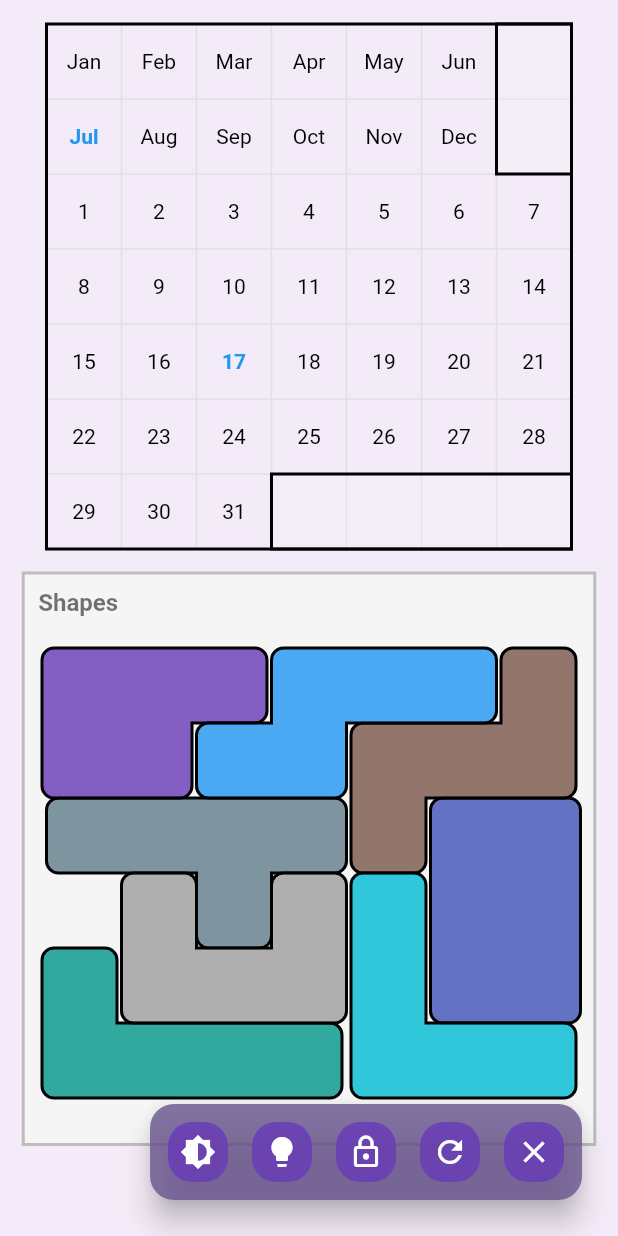
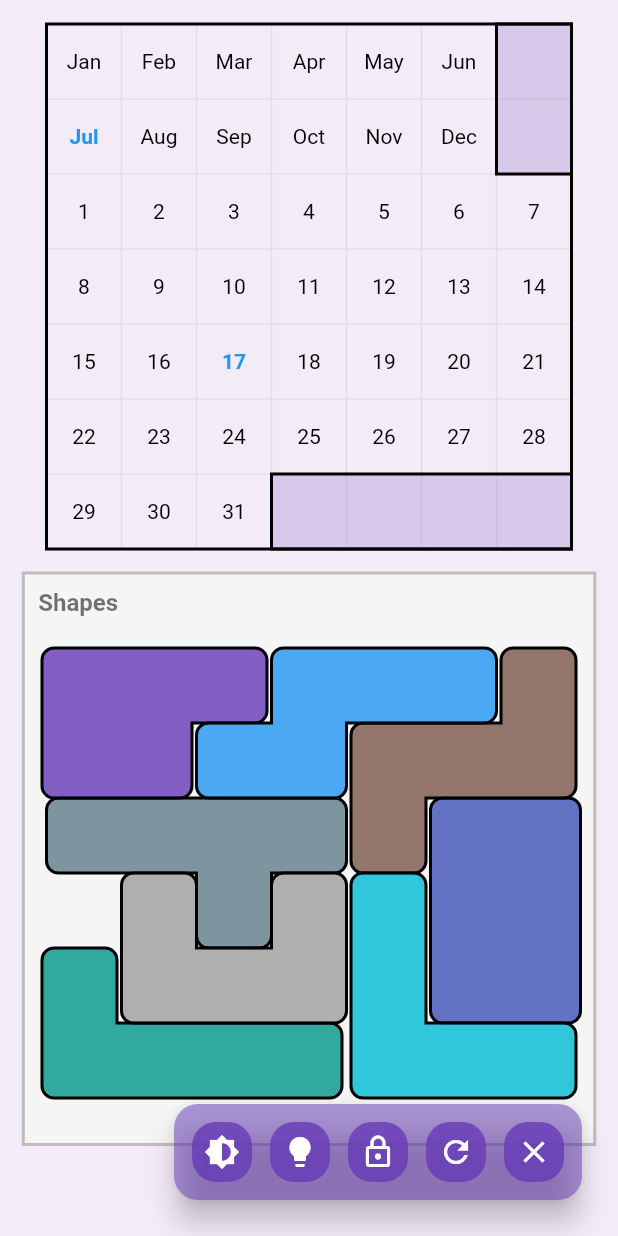
Before and after one commit to PeterOmbodi/caesar-s_calendar, a Flutter app: the screen it shows after launch, after a tap on the "menu" icon, on a phone screen of 412 x 824 dp. Run offline on Flutter 3.47's test engine with Material 3 defaults, Android fonts, the phone set to English and light mode, and no system bars; our stand-ins replace bloc, flutter_bloc, flutter_platform_widgets, freezed_annotation, get_it, injectable; generated files the repository leaves out were written again.

Commit message:
forbidden pieces color on theme changed improve AppTheme small changes in floating panel

```diff
--- a/lib/domain/entities/puzzle_piece.dart
+++ b/lib/domain/entities/puzzle_piece.dart
@@ -16,7 +16,7 @@ enum PieceType {
   zone2,
 }
 
-Color colorForType(PieceType type) {
+ Color colorForType(PieceType type) {
   switch (type) {
     case PieceType.lShape:
       return Colors.teal.withValues(alpha: 0.8);
@@ -36,7 +36,7 @@ Color colorForType(PieceType type) {
       return Colors.cyan.withValues(alpha: 0.8);
     case PieceType.zone1:
     case PieceType.zone2:
-      return AppColors.current.boardBackground.withAlpha(50);
+      return AppColors.current.primary.withAlpha(50);
   }
 }
 
@@ -73,10 +73,12 @@ double borderRadiusForType(PieceType type) {
   return isForbiddenType(type) ? 0 : 8.0;
 }
 
+typedef GetPieceColor = Color Function();
+
 class PuzzlePiece extends PuzzlePieceBase {
   final PieceType type;
   final Path originalPath;
-  final Color color;
+  final GetPieceColor color;
   final Offset centerPoint;
   final double borderRadius;
   final bool isForbidden;
@@ -105,7 +107,7 @@ class PuzzlePiece extends PuzzlePieceBase {
     return PuzzlePiece(
       type: type,
       originalPath: generatePathForType(type, cellSize),
-      color: colorForType(type),
+      color: () => colorForType(type),
       id: idForType(type),
       position: position,
       centerPoint: centerPoint,
--- a/lib/presentation/pages/puzzle/puzzle_screen.dart
+++ b/lib/presentation/pages/puzzle/puzzle_screen.dart
@@ -70,7 +70,7 @@ class PuzzleScreen extends StatelessWidget {
                             onPressed: state.isUndoEnabled ? () => bloc.add(PuzzleEvent.undo()) : null,
                           ),
                           //for debugging, temporary
-                          Text('${state.moveIndex}\n${state.moveHistory.length}'),
+                          //Text('${state.moveIndex}\n${state.moveHistory.length}'),
                           IconButton(
                             icon: Icon(Icons.redo),
                             onPressed: state.isRedoEnabled ? () => bloc.add(PuzzleEvent.redo()) : null,
--- a/lib/presentation/theme/colors.dart
+++ b/lib/presentation/theme/colors.dart
@@ -1,20 +1,38 @@
 import 'package:flutter/material.dart';
 
 abstract class ThemeColors {
+  Color get primary;
+
+  Color get secondary;
+
   Color get pieceBorder;
+
   Color get pieceBorderSelected;
+
   Color get pieceFillSelectedOverlay;
+
   Color get pieceCenterDot;
+
   Color get gridLine;
+
   Color get gridBorder;
+
   Color get boardBackground;
+
   Color get boardBorder;
+
   Color get boardLabelText;
+
   Color get previewOutline;
+
   Color get previewOutlineCollision;
+
   Color get previewFill;
+
   Color get previewFillCollision;
+
   Color get todayLabel;
+
   Color get cellLabel;
 }
 
@@ -22,86 +40,121 @@ class AppColors {
   static const Light light = Light();
   static const Dark dark = Dark();
 
-  static ThemeColors? _current;
+  static ThemeColors _current = light;
 
-  static ThemeColors get current {
-    assert(_current != null, 'No instance of AppColors was loaded. Try to initialize AppColors before accessing AppColors.current.');
-    return _current!;
-  }
+  static ThemeColors get current => _current;
 
   static void update(Brightness brightness) {
     _current = brightness == Brightness.dark ? dark : light;
-  }
-
-  static void init() {
-    _current = light;
   }
 }
 
 class Light implements ThemeColors {
   const Light();
+
+  @override
+  Color get primary => Colors.deepPurple;
+
+  @override
+  Color get secondary => Colors.black;
+
   @override
   Color get pieceBorder => Colors.black;
+
   @override
   Color get pieceBorderSelected => Colors.yellow;
+
   @override
   Color get pieceFillSelectedOverlay => Colors.transparent;
+
   @override
   Color get pieceCenterDot => Colors.red;
+
   @override
   Color get gridLine => Colors.grey.shade300;
+
   @override
   Color get gridBorder => Colors.black;
+
   @override
   Color get boardBackground => Colors.grey.shade100;
+
   @override
   Color get boardBorder => Colors.grey.shade400;
+
   @override
   Color get boardLabelText => Colors.black54;
+
   @override
   Color get previewOutline => Colors.green;
+
   @override
   Color get previewOutlineCollision => Colors.red;
+
   @override
   Color get previewFill => Colors.green;
+
   @override
   Color get previewFillCollision => Colors.red;
+
   @override
   Color get todayLabel => Colors.blue;
+
   @override
   Color get cellLabel => Colors.black;
 }
 
 class Dark implements ThemeColors {
   const Dark();
+
+  @override
+  Color get primary => Colors.deepPurple;
+
+  @override
+  Color get secondary => Colors.black;
+
   @override
   Color get pieceBorder => Colors.white;
+
   @override
   Color get pieceBorderSelected => Colors.yellow;
+
   @override
   Color get pieceFillSelectedOverlay => Colors.transparent;
+
   @override
   Color get pieceCenterDot => Colors.red;
+
   @override
   Color get gridLine => Colors.grey.shade700;
+
   @override
   Color get gridBorder => Colors.white;
+
   @override
   Color get boardBackground => Colors.grey.shade900;
+
   @override
   Color get boardBorder => Colors.grey.shade600;
+
   @override
   Color get boardLabelText => Colors.white70;
+
   @override
   Color get previewOutline => Colors.lightGreenAccent;
+
   @override
   Color get previewOutlineCollision => Colors.redAccent;
+
   @override
   Color get previewFill => Colors.lightGreenAccent;
+
   @override
   Color get previewFillCollision => Colors.redAccent;
+
   @override
   Color get todayLabel => Colors.lightBlueAccent;
+
   @override
   Color get cellLabel => Colors.white;
 }
--- a/lib/presentation/theme/theme.dart
+++ b/lib/presentation/theme/theme.dart
@@ -1,3 +1,4 @@
+import 'package:caesar_puzzle/presentation/theme/colors.dart';
 import 'package:flutter/material.dart';
 
 class ThemeModeNotifier extends ChangeNotifier {
@@ -18,7 +19,7 @@ class AppTheme {
   static final ThemeData light = ThemeData(
     useMaterial3: true,
     colorScheme: ColorScheme.fromSeed(
-      seedColor: Colors.deepPurple,
+      seedColor: AppColors.light.primary,
       brightness: Brightness.light,
     ),
     appBarTheme: const AppBarTheme(
@@ -42,7 +43,7 @@ class AppTheme {
   static final ThemeData dark = ThemeData(
     useMaterial3: true,
     colorScheme: ColorScheme.fromSeed(
-      seedColor: Colors.deepPurple,
+      seedColor: AppColors.dark.primary,
       brightness: Brightness.dark,
     ),
     appBarTheme: const AppBarTheme(
--- a/lib/presentation/widgets/floating_panel.dart
+++ b/lib/presentation/widgets/floating_panel.dart
@@ -1,3 +1,4 @@
+import 'package:caesar_puzzle/presentation/theme/colors.dart';
 import 'package:flutter/material.dart';
 
 class FloatingPanel extends StatefulWidget {
@@ -10,8 +11,8 @@ class FloatingPanel extends StatefulWidget {
 }
 
 class FloatingPanelState extends State<FloatingPanel> {
-  static const widgetSpacing = 8.0;
-  late Color _backgroundColor;
+  static const widgetSpacing = 4.0;
+
   bool _isPanelOpen = false;
 
   void _togglePanel() {
@@ -21,23 +22,14 @@ class FloatingPanelState extends State<FloatingPanel> {
   }
 
   @override
-  void didChangeDependencies() {
-    super.didChangeDependencies();
-    _backgroundColor = (Theme.of(context).primaryColor).withValues(alpha: 0.8);
-  }
-
-  @override
   Widget build(BuildContext context) {
     return Material(
         elevation: 8,
         borderRadius: BorderRadius.circular(16),
-        color: _backgroundColor,
+        color: AppColors.current.primary.withValues(alpha: 0.5),
         child: Padding(
           padding: const EdgeInsets.all(8),
-          child: Column(
-            mainAxisSize: MainAxisSize.min,
-            children: [
-              Row(
+          child: Row(
             mainAxisSize: MainAxisSize.min,
             spacing: _isPanelOpen ? widgetSpacing : 0,
             children: [
@@ -59,8 +51,6 @@ class FloatingPanelState extends State<FloatingPanel> {
                   onPressed: _togglePanel),
             ],
           ),
-            ],
-          ),
         ));
   }
 }
--- a/lib/presentation/widgets/puzzle_board_painter.dart
+++ b/lib/presentation/widgets/puzzle_board_painter.dart
@@ -44,7 +44,7 @@ class PuzzleBoardPainter extends CustomPainter {
 
     for (var piece in pieces) {
       final paint = Paint()
-        ..color = piece == selectedPiece ? piece.color.withValues(alpha: 0.9) : piece.color
+        ..color = piece == selectedPiece ? piece.color().withValues(alpha: 0.9) : piece.color()
         ..style = PaintingStyle.fill;
 
       final transformedPath = piece.getTransformedPath();
```
Also changed, not shown: pubspec.yaml (+21 -1 lines), pubspec.lock. Lines whose indentation alone changed are shown as unchanged.
